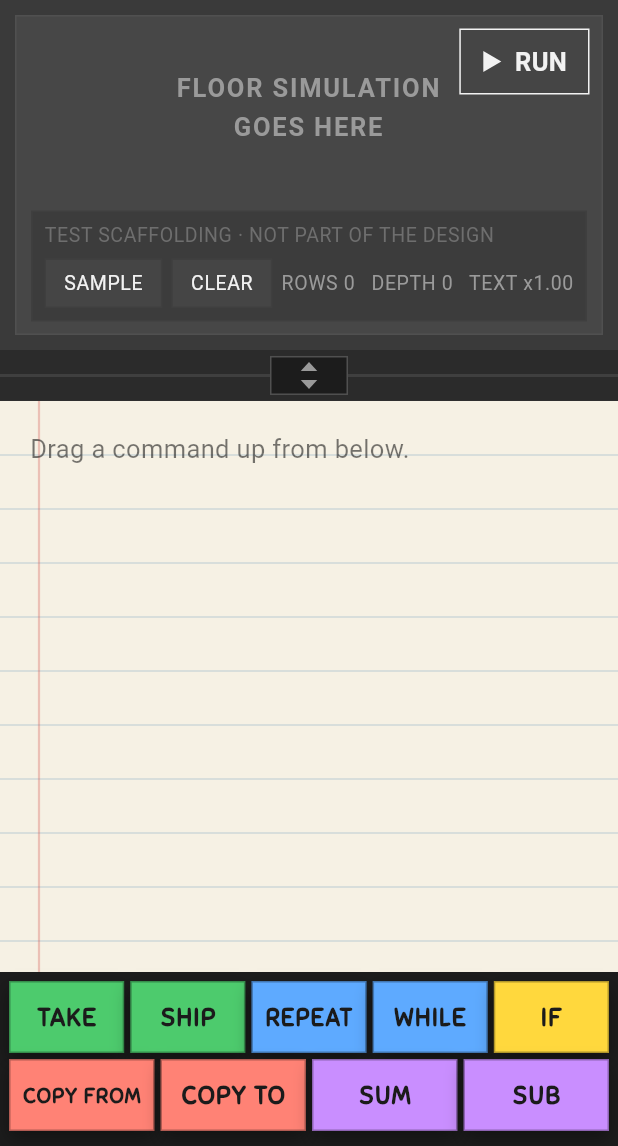
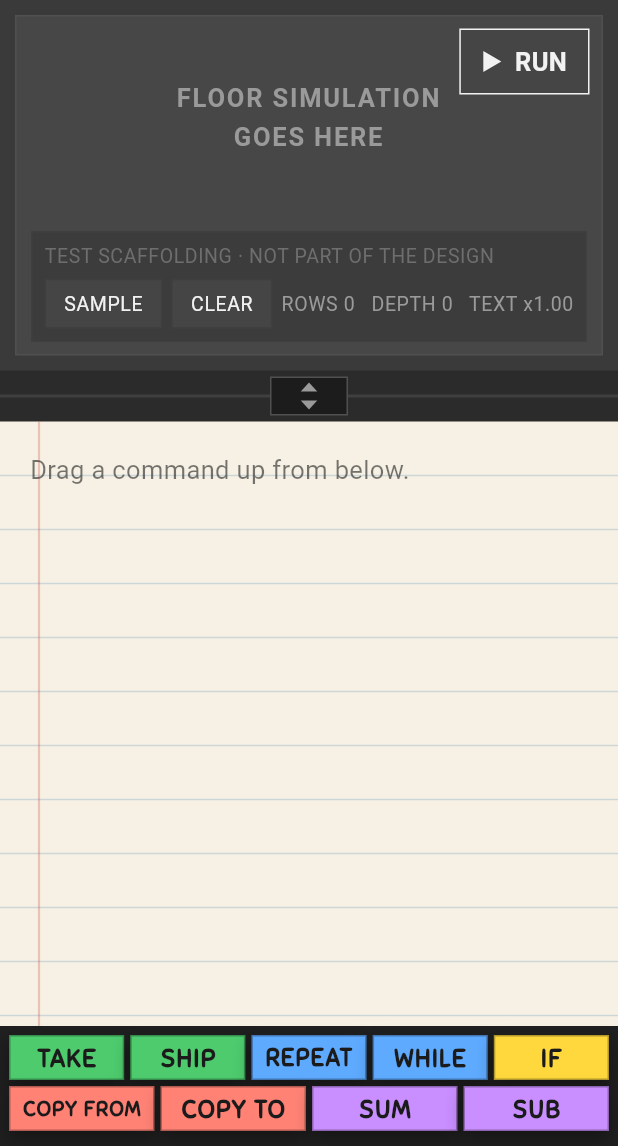
Before and after one commit to lander0s/employee-number-2, a Flutter app: the screen it shows after launch, after a tap on "CLEAR", on a phone screen of 412 x 824 dp, the part 90-1236 px from its top. Run offline on Flutter 3.47's test engine with Material 3 defaults, Android fonts, the phone set to English and light mode, and no system bars.

Commit message:
compress commands menu

```diff
--- a/Experiments/GameplayUx/lib/ui/gameplay_screen.dart
+++ b/Experiments/GameplayUx/lib/ui/gameplay_screen.dart
@@ -40,8 +40,23 @@
   /// The pane answers drags that start in the tray as well as its own, so the
   /// screen holds the handle that lets one talk to the other.
   final _pane = GlobalKey<ProgramPaneState>();
+
+  /// The tray floats over the page, so the page has to know how much of its
+  /// bottom edge is covered. Measured rather than computed: the tray's height
+  /// follows the OS text scale, so there is no constant to use.
+  final _trayKey = GlobalKey();
+  double _trayHeight = 0;
+
   double _floorFraction = _programFocused;
   bool _draggingDivider = false;
+
+  void _measureTray() {
+    final box = _trayKey.currentContext?.findRenderObject() as RenderBox?;
+    final height = box?.size.height ?? 0;
+    if (mounted && height != _trayHeight) {
+      setState(() => _trayHeight = height);
+    }
+  }
 
   /// Fake, for the moment: the button flips state so the two labels can be felt.
   /// Nothing executes.
@@ -76,6 +91,9 @@
 
   @override
   Widget build(BuildContext context) {
+    // The tray's height is only knowable after it lays out.
+    WidgetsBinding.instance.addPostFrameCallback((_) => _measureTray());
+
     return Scaffold(
       backgroundColor: W.page,
       body: SafeArea(
--- a/Experiments/GameplayUx/lib/ui/program_pane.dart
+++ b/Experiments/GameplayUx/lib/ui/program_pane.dart
@@ -45,10 +45,18 @@
     required this.doc,
     required this.onChanged,
     required this.running,
+    this.bottomInset = 0,
   });
 
   final ProgramDocument doc;
   final VoidCallback onChanged;
+
+  /// How much of the pane's bottom edge is covered by something else. The tray
+  /// floats over the page rather than sitting beside it, so the page runs the
+  /// full height and can be seen through it - and this is what keeps the end of
+  /// the program reachable: scrollable room below it, and an auto-scroll edge
+  /// measured from where the page is actually visible.
+  final double bottomInset;
 
   /// While running, the program is read-only: no spacers, no drop targets, no
   /// gestures. A program that cannot be edited should not keep offering the
@@ -102,7 +110,9 @@
     final box = _paneKey.currentContext?.findRenderObject() as RenderBox?;
     if (box == null || !box.hasSize) return;
 
-    final height = box.size.height;
+    // Measured against the visible page, not the whole box: the bottom of the
+    // pane sits behind the tray, and an edge zone nobody can reach is not one.
+    final height = box.size.height - widget.bottomInset;
     final edge = math.min(W.autoScrollEdge, height / 4);
     final y = globalPosition.dy - box.localToGlobal(Offset.zero).dy;
 
@@ -215,6 +225,12 @@
                       ),
                     ),
                   ),
+                  // Scrollable room the height of whatever covers the bottom of
+                  // the page, so the last row can always be brought clear of it.
+                  if (widget.bottomInset > 0)
+                    SliverToBoxAdapter(
+                      child: SizedBox(height: widget.bottomInset),
+                    ),
                 ],
               );
             },
--- a/Experiments/GameplayUx/lib/ui/tray.dart
+++ b/Experiments/GameplayUx/lib/ui/tray.dart
@@ -62,22 +62,30 @@
   @override
   Widget build(BuildContext context) {
     return Container(
-      color: W.chrome,
+      color: W.trayScrim,
       padding: const EdgeInsets.fromLTRB(6, 6, 6, 10),
       child: Column(
         mainAxisSize: MainAxisSize.min,
         children: [
           for (final row in _rows) ...[
             if (row != _rows.first) const SizedBox(height: 4),
-            Row(
+            // IntrinsicHeight gives the row a height to stretch into: without
+            // it, stretch asks for infinity inside a Column sizing to its
+            // children. Stretch is what keeps the row even - a long label that
+            // has to scale down to fit its share of the width would otherwise
+            // sit shorter than its neighbours.
+            IntrinsicHeight(
+              child: Row(
+                crossAxisAlignment: CrossAxisAlignment.stretch,
                 children: [
                   for (final id in row) ...[
                     if (id != row.first) const SizedBox(width: 4),
                     // Expanded, so the buttons divide the row exactly and both
-                  // rows end flush with the edges. Natural widths left a ragged
-                  // right margin and made SUB a smaller target than COPY FROM
-                  // for no reason a player could see. Each label is a scaleDown
-                  // FittedBox, the last resort before anything is clipped.
+                    // rows end flush with the edges. Natural widths left a
+                    // ragged right margin and made SUB a smaller target than
+                    // COPY FROM for no reason a player could see. Each label is
+                    // a scaleDown FittedBox, the last resort before anything is
+                    // clipped.
                     Expanded(
                       child: _TrayButton(
                         spec: specFor(id),
@@ -87,6 +95,7 @@
                     ),
                   ],
                 ],
+              ),
             ),
           ],
         ],
@@ -140,7 +149,14 @@
 
   @override
   Widget build(BuildContext context) => Container(
-    constraints: const BoxConstraints(minHeight: W.minTarget),
+    // No minimum height: the button is as tall as its word plus a hair. It used
+    // to be padded out to a 48dp target, which on a two-row tray was most of the
+    // note given over to air.
+    //
+    // That is under the target guidance, like the rows are (7.3), and for the
+    // same reason: each button is a fifth of the screen wide, and width is where
+    // the accuracy comes from.
+
     // The same colour the command wears in the program, and the same moulding,
     // so the tray reads as a shelf of the very things you are about to place.
     decoration: BoxDecoration(
@@ -155,7 +171,7 @@
     // becomes once it is in the program, not a property of the thing you pick
     // up.
     child: Padding(
-      padding: const EdgeInsets.symmetric(horizontal: 8, vertical: 4),
+      padding: const EdgeInsets.symmetric(horizontal: 8, vertical: 2),
       child: Center(
         widthFactor: 1,
         child: FittedBox(
--- a/Experiments/GameplayUx/lib/ui/wireframe.dart
+++ b/Experiments/GameplayUx/lib/ui/wireframe.dart
@@ -41,6 +41,15 @@
   /// comfortable adding to the end.
   static const tailSlack = 0.5;
   static const chrome = Color(0xFF1C1C1C);
+
+  /// The tray lies over the page rather than beside it, and lets it through:
+  /// the ruled sheet is visible under the note, which is what makes the tray
+  /// read as something resting on the program instead of a strip of app frame
+  /// bolted to the bottom of the screen.
+  ///
+  /// Dark enough that the dark ink on the buttons still has a surface to sit
+  /// against, light enough that the rules read through the gaps between them.
+  static const trayScrim = Color(0xD11C1C1C);
   static const line = Color(0xFF505050);
   static const lineSoft = Color(0xFF3F3F3F);
   static const button = Color(0xFF454545);
```
Also changed, not shown: 1 other file. Lines whose indentation alone changed are shown as unchanged.
